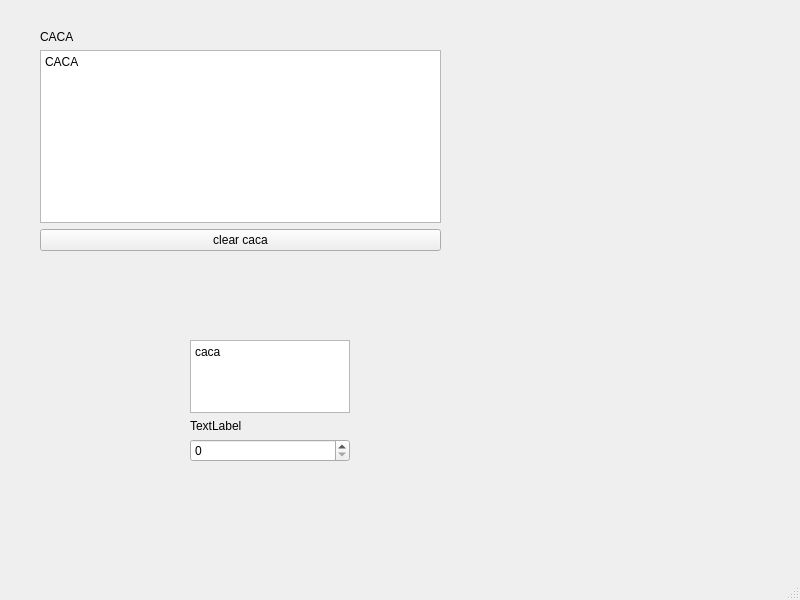
DorianFournier/Embedded-cpp, file Embedded_cpp_thread/mainwindow.ui: the form before one commit.
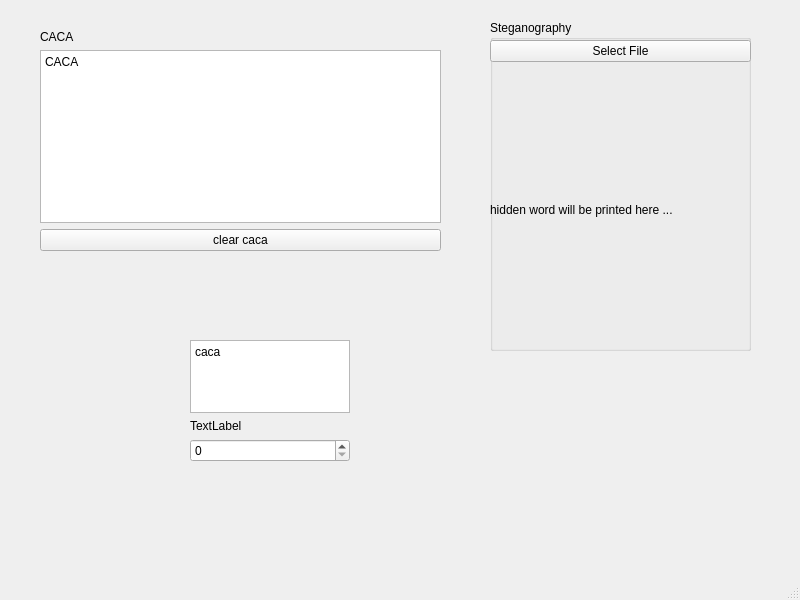
The form after the commit.

Commit message: steganography project without exe

The edit to the form file:
```diff
--- a/Embedded_cpp_thread/mainwindow.ui
+++ b/Embedded_cpp_thread/mainwindow.ui
@@ -77,6 +77,45 @@
      </item>
     </layout>
    </widget>
+   <widget class="QGroupBox" name="groupBox">
+    <property name="geometry">
+     <rect>
+      <x>490</x>
+      <y>20</y>
+      <width>261</width>
+      <height>331</height>
+     </rect>
+    </property>
+    <property name="title">
+     <string>Steganography</string>
+    </property>
+    <widget class="QWidget" name="verticalLayoutWidget_3">
+     <property name="geometry">
+      <rect>
+       <x>0</x>
+       <y>20</y>
+       <width>261</width>
+       <height>311</height>
+      </rect>
+     </property>
+     <layout class="QVBoxLayout" name="verticalLayout_4">
+      <item>
+       <widget class="QPushButton" name="pushButton_2">
+        <property name="text">
+         <string>Select File</string>
+        </property>
+       </widget>
+      </item>
+      <item>
+       <widget class="QLabel" name="label_2">
+        <property name="text">
+         <string>hidden word will be printed here ...</string>
+        </property>
+       </widget>
+      </item>
+     </layout>
+    </widget>
+   </widget>
   </widget>
   <widget class="QMenuBar" name="menubar">
    <property name="geometry">
```
Left out of the diff: 36 changed lines with no effect on the pictures. The commit also changes 15 other files.
